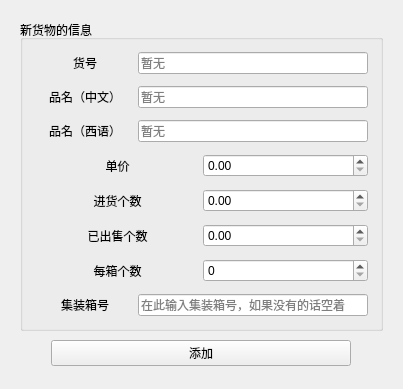
Above: CompanyStroageManagement/AddNewModelWindow.ui from linxinwNeo/CompanyStroageManagement before the change. Below: the same form after it.
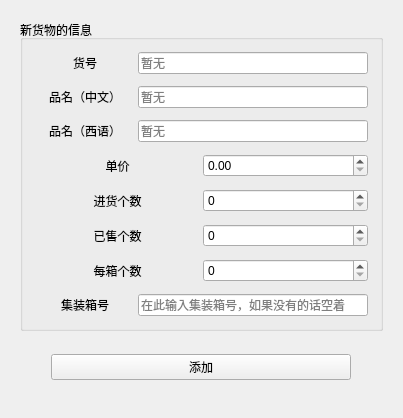
That is the form after the change.

What changed in the file:
```diff
--- a/CompanyStroageManagement/AddNewModelWindow.ui
+++ b/CompanyStroageManagement/AddNewModelWindow.ui
@@ -7,7 +7,7 @@
     <x>0</x>
     <y>0</y>
     <width>403</width>
-    <height>346</height>
+    <height>418</height>
    </rect>
   </property>
   <property name="windowTitle">
@@ -222,11 +222,7 @@
              </widget>
             </item>
             <item>
-             <widget class="QDoubleSpinBox" name="NUM_INIT_BOXES_SB">
-              <property name="maximum">
-               <double>100000000.000000000000000</double>
-              </property>
-             </widget>
+             <widget class="QSpinBox" name="NUM_INIT_PIECES_SB"/>
             </item>
            </layout>
           </widget>
@@ -252,7 +248,7 @@
             <item>
              <widget class="QLabel" name="NUM_SOLD_PIECES_label">
               <property name="text">
-               <string>已出售个数</string>
+               <string>已售个数</string>
               </property>
               <property name="alignment">
                <set>Qt::AlignCenter</set>
@@ -260,9 +256,9 @@
              </widget>
             </item>
             <item>
-             <widget class="QDoubleSpinBox" name="NUM_SOLD_BOXES_SB">
-              <property name="maximum">
-               <double>100000000.000000000000000</double>
+             <widget class="QSpinBox" name="NUM_SOLD_PIECES_SB">
+              <property name="alignment">
+               <set>Qt::AlignLeading|Qt::AlignLeft|Qt::AlignVCenter</set>
               </property>
              </widget>
             </item>
```
Left out of the diff: 4 changed lines with no effect on the pictures.
